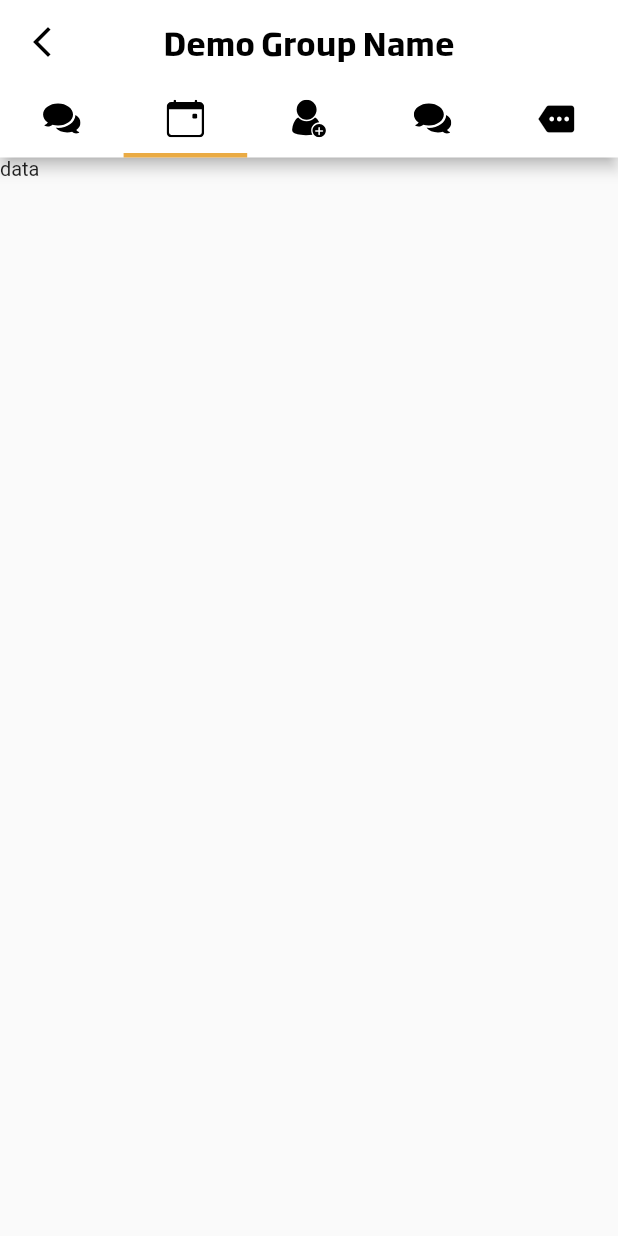
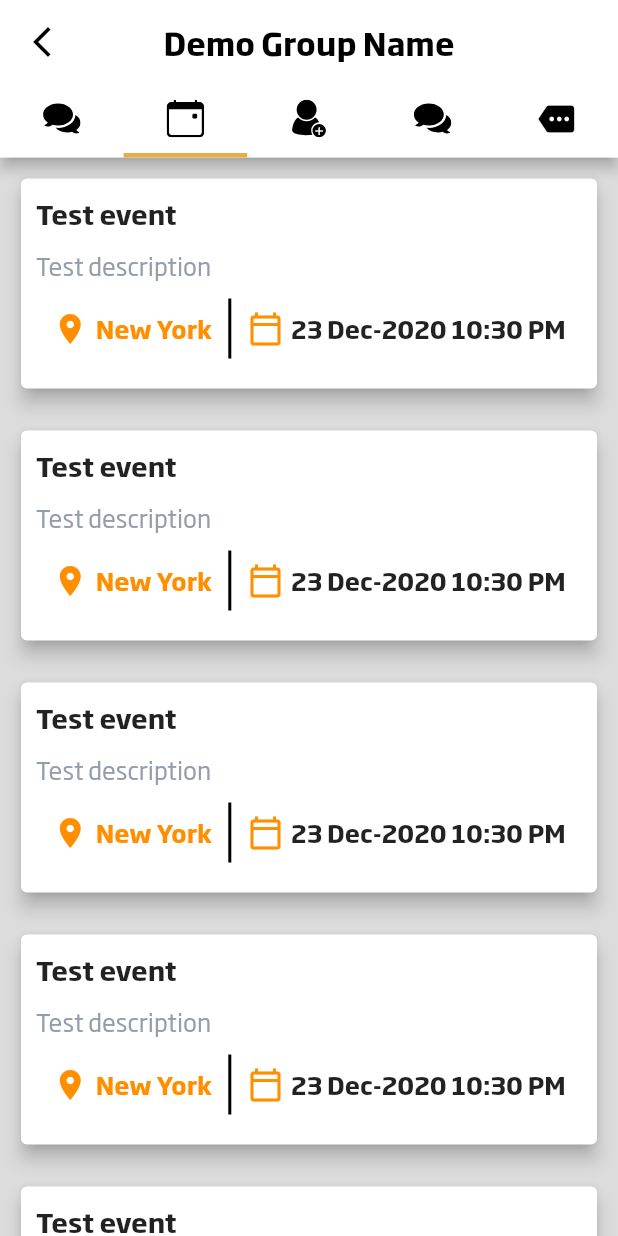
Before and after one commit to Saiprasad122/fitness99, a Flutter app: the ChatScreen screen opened directly with empty values, tab 2 chosen, on a phone screen of 412 x 824 dp. Run offline on Flutter 3.47's test engine with Material 2 defaults, Android fonts, the phone set to English and light mode, and no system bars; our stand-ins replace cached_network_image, cloud_firestore, dio, equatable, firebase_auth, firebase_core and 13 more; missing offline and left inert: cloud_firestore_web, connectivity_for_web, firebase_auth_web, firebase_core_web, firebase_storage_web, image_picker_for_web and 1 more; accounts and stored records are empty; generated files the repository leaves out were written again; network calls fail; project files that could hold a hidden picture were left out.

Commit message:
STATIC SCREEN UPDATE: EVENT SCREEN,EVENT DETAIL SCREEN,ANOTHER VIEW OF PROFILE SCREEN,OTHER UPDATE:SOLVED SOME SMALL BUGS

```diff
--- /dev/null
+++ b/lib/controllers/another_profile_view_controller.dart
@@ -0,0 +1,3 @@
+import 'package:get/get.dart';
+
+class AnotherProfileViewController extends GetxController {}
--- a/lib/controllers/chat_screen_controller/member_list_controller.dart
+++ b/lib/controllers/chat_screen_controller/member_list_controller.dart
@@ -1,7 +1,6 @@
 import 'package:dio/dio.dart';
 import 'package:fitness_99/core/api/api_service.dart';
 import 'package:fitness_99/global/widgets/custom_snackbar.dart';
-import 'package:fitness_99/models/join_group_reponse.dart';
 import 'package:get/get.dart';
 
 class MemberListController extends GetxController {
--- a/lib/models/createGroupResponseRequest/create_group_response.dart
+++ b/lib/models/createGroupResponseRequest/create_group_response.dart
@@ -260,7 +260,7 @@ class User {
   final String created_at;
   final String updated_at;
   final int? group_count;
-  final String number;
+  final String? number;
   User({
     required this.id,
     required this.user_name,
@@ -279,7 +279,7 @@ class User {
     required this.created_at,
     required this.updated_at,
     this.group_count,
-    required this.number,
+    this.number,
   });
 
   User copyWith({
--- a/lib/views/chat_screen/chat_screen.dart
+++ b/lib/views/chat_screen/chat_screen.dart
@@ -1,5 +1,6 @@
 import 'package:fitness_99/global/utils/fontsAndSizes.dart';
 import 'package:fitness_99/views/chat_screen/chat_screen_tabs/chat_screen_view/chat_screen_view.dart';
+import 'package:fitness_99/views/chat_screen/chat_screen_tabs/event_screen/event_screen.dart';
 import 'package:flutter/material.dart';
 import 'package:flutter_svg/svg.dart';
 import 'package:get/get.dart';
@@ -78,7 +79,7 @@ class ChatScreen extends StatelessWidget {
           physics: NeverScrollableScrollPhysics(),
           children: [
             ChatScreenView(group_id),
-            Text('data'),
+            EventScreen(),
             Text('data'),
             Text('data'),
             MoreOptions(group_id),
--- /dev/null
+++ b/lib/views/chat_screen/chat_screen_tabs/event_screen/event_screen.dart
@@ -0,0 +1,24 @@
+import 'package:fitness_99/views/chat_screen/chat_screen_tabs/event_screen/widget/event_widget.dart';
+import 'package:flutter/material.dart';
+
+class EventScreen extends StatelessWidget {
+  const EventScreen({Key? key}) : super(key: key);
+
+  @override
+  Widget build(BuildContext context) {
+    return Scaffold(
+      backgroundColor: Colors.black12,
+      body: ListView(
+        physics: BouncingScrollPhysics(),
+        children: [
+          EventWidget(),
+          EventWidget(),
+          EventWidget(),
+          EventWidget(),
+          EventWidget(),
+          EventWidget(),
+        ],
+      ),
+    );
+  }
+}
--- /dev/null
+++ b/lib/views/chat_screen/chat_screen_tabs/event_screen/widget/event_widget.dart
@@ -0,0 +1,77 @@
+import 'package:fitness_99/global/utils/fontsAndSizes.dart';
+import 'package:fitness_99/views/chat_screen/chat_screen_tabs/event_screen/event_detail_screen.dart';
+import 'package:flutter/material.dart';
+import 'package:get/get.dart';
+
+class EventWidget extends StatelessWidget {
+  const EventWidget({Key? key}) : super(key: key);
+
+  @override
+  Widget build(BuildContext context) {
+    return InkWell(
+      onTap: () => Get.to(EventDetailScreen()),
+      child: Padding(
+        padding: const EdgeInsets.all(10),
+        child: Card(
+          elevation: 5,
+          child: Padding(
+            padding: const EdgeInsets.all(10.0),
+            child: Column(
+              crossAxisAlignment: CrossAxisAlignment.start,
+              children: [
+                Text(
+                  'Test event',
+                  style: TextStyles.sgproBold.f24,
+                ),
+                const SizedBox(height: 10),
+                Text(
+                  'Test description',
+                  style: TextStyles.sgproRegular.f20.greyMid,
+                ),
+                const SizedBox(height: 10),
+                Row(
+                  mainAxisAlignment: MainAxisAlignment.spaceEvenly,
+                  children: [
+                    Row(
+                      children: [
+                        Icon(
+                          Icons.location_on,
+                          color: Colors.amber[800],
+                        ),
+                        const SizedBox(width: 5),
+                        Text(
+                          'New York',
+                          style: TextStyles.sgproBold.f20
+                              .copyWith(color: Colors.amber[800]),
+                        )
+                      ],
+                    ),
+                    Container(
+                      height: 40,
+                      width: 2,
+                      color: Colors.black,
+                    ),
+                    Row(
+                      children: [
+                        Icon(
+                          Icons.calendar_today_outlined,
+                          color: Colors.amber[800],
+                        ),
+                        const SizedBox(width: 5),
+                        Text(
+                          '23 Dec-2020 10:30 PM',
+                          style: TextStyles.sgproBold.f20,
+                        )
+                      ],
+                    )
+                  ],
+                ),
+                const SizedBox(height: 10),
+              ],
+            ),
+          ),
+        ),
+      ),
+    );
+  }
+}
--- a/lib/views/display_group_screen/display_my_group_screen.dart
+++ b/lib/views/display_group_screen/display_my_group_screen.dart
@@ -1,5 +1,7 @@
 import 'package:fitness_99/controllers/group_screen_controller/display_screen_controller.dart';
+import 'package:fitness_99/views/display_group_screen/group_view.dart';
 import 'package:fitness_99/global/router/app_pages.dart';
+import 'package:fitness_99/global/router/views.export.dart';
 import 'package:fitness_99/global/utils/dimensions.dart';
 import 'package:fitness_99/global/utils/fontsAndSizes.dart';
 import 'package:fitness_99/global/widgets/custom_chat_tile.dart';
@@ -55,7 +57,7 @@ class DisplayMyGroup extends StatelessWidget {
                                 groupGoal: controller.groupList[index].goal,
                                 groupImage:
                                     'https://dev.99fitnessfriends.com/uploads${controller.groupList[index].group_image}',
-                                onTap: () {},
+                                onTap: () => Get.to(GroupView()),
                               ),
                             ),
                           )
--- a/pubspec.yaml
+++ b/pubspec.yaml
@@ -98,6 +98,7 @@ flutter:
     - assets/images/tabbar/
     - assets/images/search_screen/
     - assets/images/product_screen/
+    - assets/images/group_screen/
     # ------------------------------
     #           S V G ' S
     # ------------------------------
```
Also changed, not shown: lib/global/widgets/curtom_profile_icon_button.dart (added, +35 -0 lines), lib/views/another_profile_view.dart (added, +176 -0 lines), lib/views/chat_screen/chat_screen_tabs/event_screen/event_detail_screen.dart (added, +145 -0 lines), lib/views/display_group_screen/group_view.dart (added, +62 -0 lines), lib/views/more_screen/more_options_screen.dart (+25 -13 lines), lib/views/profile_screen/profile_view.dart (+11 -12 lines), lib/views/profile_screen/widget/redirect_list.component.dart (+17 -11 lines), assets/images/group_screen/add_friend.png (added), assets/images/group_screen/group_limit_increase.png (added), 1 other file.
